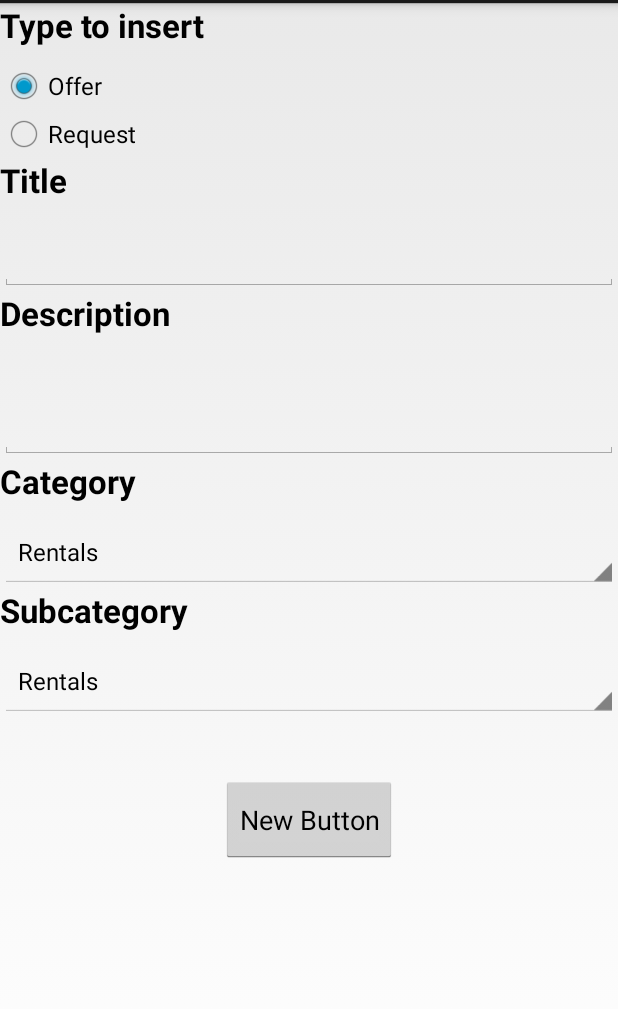
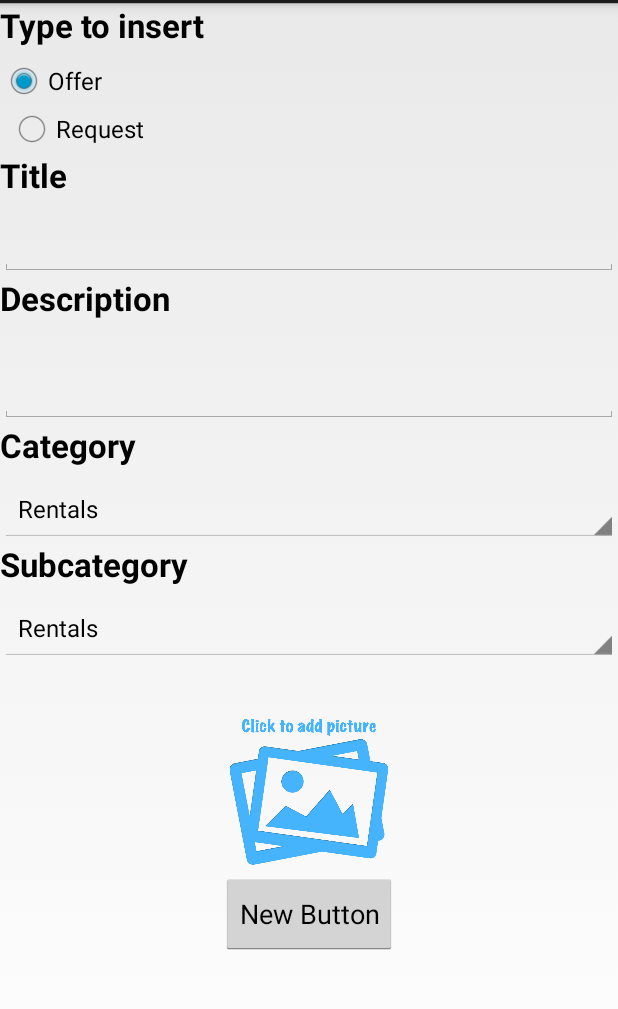
Before and after one commit to danekn/MaPS, an Android app: the layout insert.xml on its own in the app's theme, with its tools: preview values and no code run, on a phone screen of 412 x 824 dp, the part 69-1078 px from its top. Run offline under Robolectric (Android 15) with nearby library versions, the phone set to English and light mode, and no system bars.

Commit message:
image from gallery

```diff
--- a/app/src/main/res/layout/insert.xml
+++ b/app/src/main/res/layout/insert.xml
@@ -15,6 +15,7 @@
         android:textStyle="bold">
 
     </TextView>
+
         <RadioGroup
             android:id="@+id/radioType"
             android:layout_width="wrap_content"
@@ -22,18 +23,22 @@
 
             <RadioButton
                 android:id="@+id/radioRequest"
-            android:layout_width="wrap_content"
+                android:layout_width="101dp"
                 android:layout_height="wrap_content"
                 android:text="@string/request_type"
                 android:checked="true" />
-
             <RadioButton
                 android:id="@+id/radioOffer"
                 android:layout_width="wrap_content"
                 android:layout_height="wrap_content"
-            android:text="@string/offer_type" />
+                android:text="@string/offer_type"
+                android:layout_gravity="center_horizontal"
+                android:layout_weight="0.03" />
+
 
         </RadioGroup>
+
+
 
 
     <TextView
@@ -112,14 +117,34 @@
         android:textAppearance="?android:attr/textAppearanceLarge"
         android:id="@+id/textView3"
         android:layout_weight="0.03" />
+<GridLayout
+    android:layout_width="match_parent"
+    android:layout_height="wrap_content">
+
+    <ImageView
+        android:layout_width="200dp"
+        android:layout_height="100dp"
+        android:layout_row="0"
+        android:layout_column="0"
+        android:src="@drawable/noimageicon"
+        android:id="@+id/imageGallery"
+        android:onClick="getImage"
+        android:layout_gravity="center_horizontal"/>
+
+</GridLayout>
+
 
     <Button
         android:layout_width="wrap_content"
         android:layout_height="wrap_content"
         android:text="New Button"
         android:id="@+id/insertButton"
+        android:layout_weight="0.03"
+        android:onClick="sendRequest"
+        android:gravity="center"
+        android:orientation="horizontal"
         android:layout_gravity="center_horizontal"
-        android:layout_weight="0.03"
-        android:onClick="sendRequest"/>
+        android:layout_marginTop="5dp"/>
+
 
 </LinearLayout>
```
Also changed, not shown: app/src/main/java/com/example/android/handyshop/MainActivity.java (+39 -3 lines), app/src/main/res/drawable-hdpi/noimageicon.png (added). Lines whose indentation alone changed are shown as unchanged.
